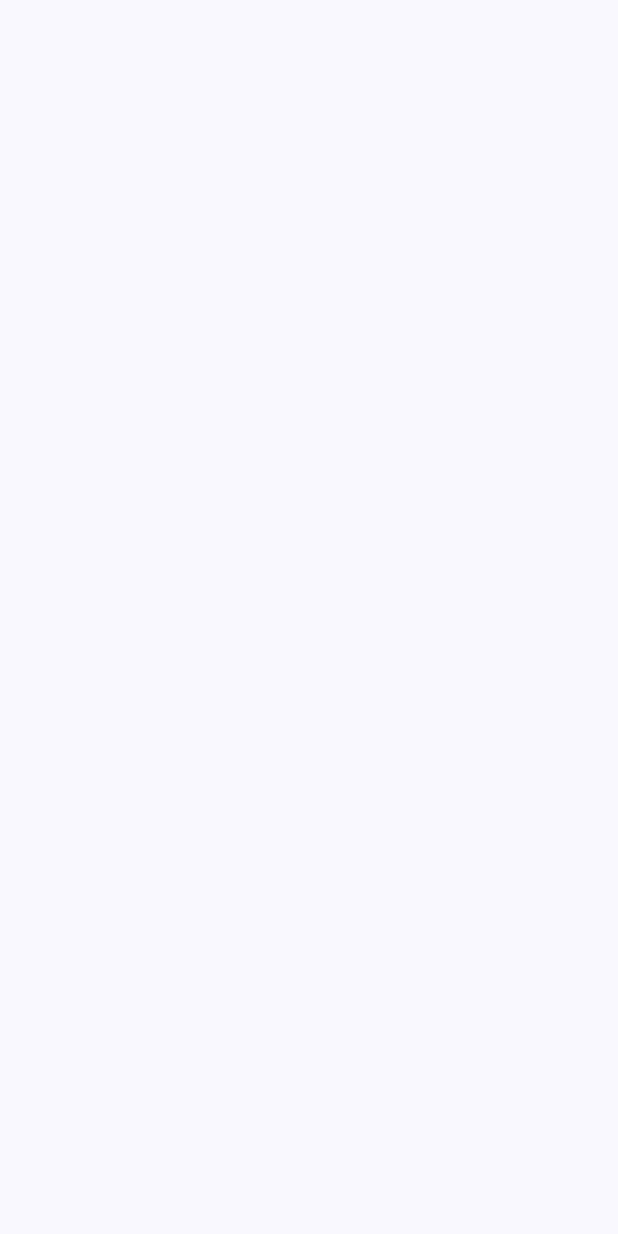
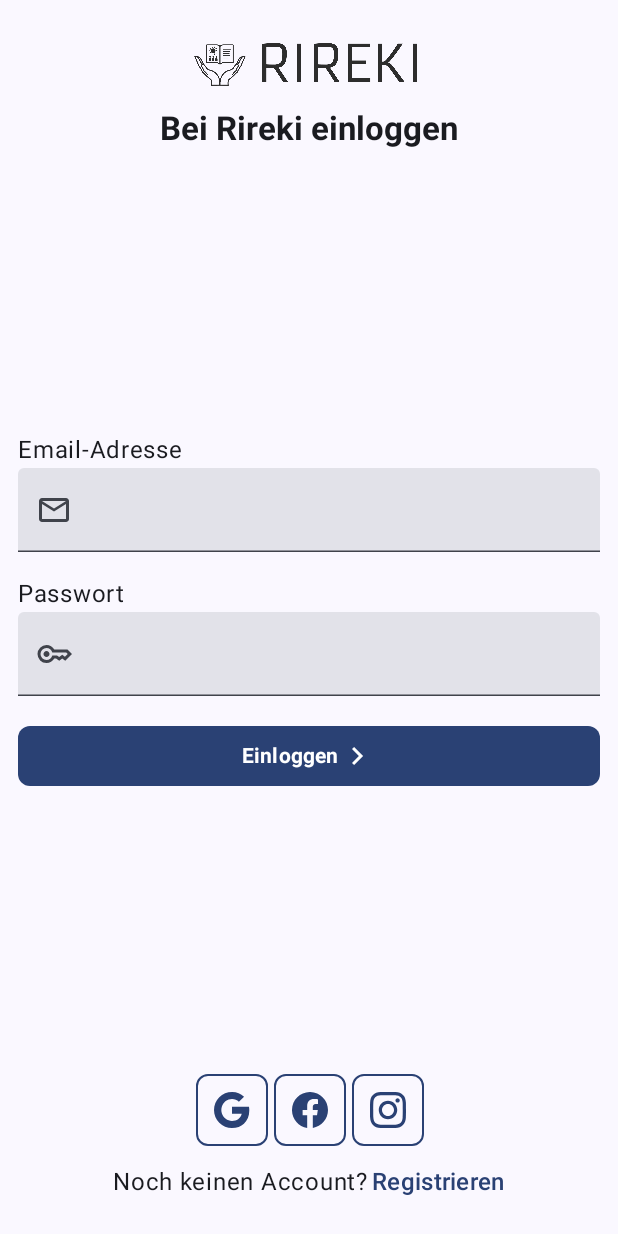
Before and after one commit to erikrei/Rireki, an Android app built with Jetpack Compose: the screen it shows after launch (MainActivity), on a phone screen of 412 x 824 dp. Before the commit the screen is empty. Run offline under Robolectric (Android 15) with nearby library versions, the phone set to English and light mode, and no system bars.

Commit message:
Grundstruktur der Authentifizierung - Einbinden von Navigation und Serialisierung, damit Benutzer in der Applikation navigieren kann, Serialisierung für vereinfachtes Einbinden der Navigation im Code - Verschiedene Resourcen hinzugefügt (Logo, Icons, Dimensionen, Strings) - Erste Grundstruktur der Authentifizierung mit Möglichkeit des Wechselns zwischen Login und Registrierung

```diff
--- a/app/build.gradle.kts
+++ b/app/build.gradle.kts
@@ -1,6 +1,7 @@
 plugins {
     alias(libs.plugins.androidApplication)
     alias(libs.plugins.jetbrainsKotlinAndroid)
+    alias(libs.plugins.kotlin.serialization)
 }
 
 android {
@@ -59,6 +60,8 @@ dependencies {
     implementation(libs.androidx.ui.graphics)
     implementation(libs.androidx.ui.tooling.preview)
     implementation(libs.androidx.material3)
+    implementation(libs.androidx.navigation.compose)
+    implementation(libs.kotlinx.serialization.json)
     testImplementation(libs.junit)
     androidTestImplementation(libs.androidx.junit)
     androidTestImplementation(libs.androidx.espresso.core)
--- a/app/src/main/java/com/example/rireki/MainActivity.kt
+++ b/app/src/main/java/com/example/rireki/MainActivity.kt
@@ -19,7 +19,7 @@ class MainActivity : ComponentActivity() {
                     modifier = Modifier.fillMaxSize(),
                     color = MaterialTheme.colorScheme.background
                 ) {
-
+                    MainRireki()
                 }
             }
         }
--- /dev/null
+++ b/app/src/main/java/com/example/rireki/MainRireki.kt
@@ -0,0 +1,23 @@
+package com.example.rireki
+
+import androidx.compose.runtime.Composable
+import androidx.navigation.NavHostController
+import androidx.navigation.compose.NavHost
+import androidx.navigation.compose.composable
+import androidx.navigation.compose.rememberNavController
+import com.example.rireki.data.objects.Authentication
+import com.example.rireki.ui.screens.AuthenticationScreen
+
+@Composable
+fun MainRireki(
+    navController: NavHostController = rememberNavController()
+) {
+    NavHost(
+        navController = navController,
+        startDestination = Authentication
+    ) {
+        composable<Authentication> {
+            AuthenticationScreen()
+        }
+    }
+}
--- /dev/null
+++ b/app/src/main/java/com/example/rireki/data/objects/Authentication.kt
@@ -0,0 +1,6 @@
+package com.example.rireki.data.objects
+
+import kotlinx.serialization.Serializable
+
+@Serializable
+object Authentication
--- /dev/null
+++ b/app/src/main/java/com/example/rireki/ui/components/Authentication.kt
@@ -0,0 +1,311 @@
+package com.example.rireki.ui.components
+
+import androidx.annotation.DrawableRes
+import androidx.annotation.StringRes
+import androidx.compose.foundation.Image
+import androidx.compose.foundation.border
+import androidx.compose.foundation.clickable
+import androidx.compose.foundation.layout.Arrangement
+import androidx.compose.foundation.layout.Box
+import androidx.compose.foundation.layout.Column
+import androidx.compose.foundation.layout.Row
+import androidx.compose.foundation.layout.fillMaxWidth
+import androidx.compose.foundation.layout.padding
+import androidx.compose.foundation.layout.size
+import androidx.compose.foundation.shape.RoundedCornerShape
+import androidx.compose.material3.Button
+import androidx.compose.material3.Icon
+import androidx.compose.material3.IconButton
+import androidx.compose.material3.MaterialTheme
+import androidx.compose.material3.Text
+import androidx.compose.material3.TextField
+import androidx.compose.runtime.Composable
+import androidx.compose.ui.Alignment
+import androidx.compose.ui.Modifier
+import androidx.compose.ui.res.dimensionResource
+import androidx.compose.ui.res.painterResource
+import androidx.compose.ui.res.stringResource
+import androidx.compose.ui.text.font.FontWeight
+import androidx.compose.ui.tooling.preview.Preview
+import androidx.compose.ui.unit.dp
+import com.example.rireki.R
+import com.example.rireki.ui.theme.RirekiTheme
+
+@Composable
+fun AuthHeader(
+    isLogin: Boolean,
+    modifier: Modifier = Modifier
+) {
+    val headerStringResource =
+        if (isLogin) R.string.login_header_text
+        else R.string.register_header_text
+
+    val headerText = stringResource(id = headerStringResource)
+
+    Column(
+        modifier = modifier,
+        horizontalAlignment = Alignment.CenterHorizontally
+    ) {
+        Image(
+            painter = painterResource(id = R.drawable.logo),
+            contentDescription = null,
+//            colorFilter = ColorFilter.tint(
+//                MaterialTheme.colorScheme.primary
+//            ),
+            modifier = Modifier
+                .padding(
+                    bottom = dimensionResource(id = R.dimen.auth_component_padding)
+                )
+                .size(
+                    width = 160.dp,
+                    height = 40.dp
+                )
+        )
+        Text(
+            text = headerText,
+            style = MaterialTheme.typography.titleLarge,
+            fontWeight = FontWeight.Bold,
+//            color = MaterialTheme.colorScheme.primary
+        )
+    }
+}
+
+@Composable
+fun AuthTextField(
+    value: String,
+    onValueChange: (String) -> Unit,
+    @StringRes label: Int,
+    @DrawableRes fieldIcon: Int,
+    modifier: Modifier = Modifier
+) {
+    Column(
+        modifier = modifier
+    ) {
+        Text(
+            text = stringResource(id = label)
+        )
+        TextField(
+            value = value,
+            onValueChange = onValueChange,
+            singleLine = true,
+            leadingIcon = {
+                Icon(
+                    painter = painterResource(id = fieldIcon),
+                    contentDescription = null
+                )
+            },
+            modifier = Modifier
+                .fillMaxWidth()
+        )
+    }
+}
+
+@Composable
+fun AuthSubmitButton(
+    isLogin: Boolean,
+    onClick: () -> Unit,
+    modifier: Modifier = Modifier
+) {
+    val buttonStringResource =
+        if (isLogin) R.string.login_text
+            else R.string.register_text
+
+    val buttonText = stringResource(id = buttonStringResource)
+
+    Button(
+        onClick = onClick,
+        shape = RoundedCornerShape(
+            dimensionResource(id = R.dimen.auth_button_shape_size)
+        ),
+        modifier = modifier
+    ) {
+        Row(
+            verticalAlignment = Alignment.CenterVertically
+        ) {
+            Text(
+                text = buttonText,
+                fontWeight = FontWeight.Bold
+            )
+            Icon(
+                painter = painterResource(id = R.drawable.arrow_right_24),
+                contentDescription = null
+            )
+        }
+    }
+}
+
+@Composable
+fun AuthSocialButton(
+    @DrawableRes socialIcon: Int,
+    onClick: () -> Unit,
+    modifier: Modifier = Modifier
+) {
+    IconButton(
+        onClick = onClick,
+        modifier = modifier
+            .border(
+                width = dimensionResource(id = R.dimen.auth_social_border_width),
+                color = MaterialTheme.colorScheme.primary,
+                shape = RoundedCornerShape(
+                    dimensionResource(id = R.dimen.auth_button_shape_size)
+                )
+            )
+    ) {
+        Icon(
+            painter = painterResource(id = socialIcon),
+            tint = MaterialTheme.colorScheme.primary,
+            contentDescription = null
+        )
+    }
+}
+
+@Composable
+fun AuthSocialRow(
+    modifier: Modifier = Modifier
+) {
+    Box(
+        contentAlignment = Alignment.Center,
+        modifier = modifier
+    ){
+        Row(
+            horizontalArrangement = Arrangement.spacedBy(
+                dimensionResource(id = R.dimen.auth_social_padding)
+            ),
+        ) {
+            AuthSocialButton(
+                socialIcon = R.drawable.google_icon,
+                onClick = { /*TODO*/ }
+            )
+            AuthSocialButton(
+                socialIcon = R.drawable.facebook_icon,
+                onClick = { /*TODO*/ }
+            )
+            AuthSocialButton(
+                socialIcon = R.drawable.instagram_icon,
+                onClick = { /*TODO*/ }
+            )
+        }
+    }
+}
+
+@Composable
+fun AuthSwitch(
+    isLogin: Boolean,
+    onAuthSwitch: () -> Unit,
+    modifier: Modifier = Modifier
+) {
+    val infoStringResource =
+        if (isLogin) R.string.info_register_text
+            else R.string.info_login_text
+
+    val infoText = stringResource(id = infoStringResource)
+
+    val switchAuthStringResource =
+        if (isLogin) R.string.register_text
+            else R.string.login_text
+
+    val switchAuthText = stringResource(id = switchAuthStringResource)
+
+    Row(
+        modifier = modifier
+    ) {
+        Text(
+            text = infoText
+        )
+        Text(
+            text = switchAuthText,
+            style = MaterialTheme.typography.titleMedium,
+            color = MaterialTheme.colorScheme.primary,
+            modifier = Modifier
+                .padding(
+                    start = dimensionResource(id = R.dimen.auth_info_padding)
+                )
+                .clickable { onAuthSwitch() }
+        )
+    }
+}
+
+@Composable
+fun AuthFooter(
+    isLogin: Boolean,
+    onAuthSwitch: () -> Unit,
+    modifier: Modifier = Modifier
+) {
+    Column(
+        verticalArrangement = Arrangement.spacedBy(
+            dimensionResource(id = R.dimen.auth_footer_padding)
+        ),
+        modifier = modifier
+    ) {
+        AuthSocialRow(
+            modifier = Modifier
+                .align(Alignment.CenterHorizontally)
+        )
+        AuthSwitch(
+            isLogin = isLogin,
+            onAuthSwitch = onAuthSwitch
+        )
+    }
+}
+
+@Preview
+@Composable
+fun AuthFooterPreview() {
+    RirekiTheme {
+        AuthFooter(
+            isLogin = true,
+            onAuthSwitch = { }
+        )
+    }
+}
+
+@Preview
+@Composable
+fun AuthSocialRowPreview() {
+    RirekiTheme {
+        AuthSocialRow()
+    }
+}
+
+@Preview
+@Composable
+fun AuthSocialButtonPreview() {
+    RirekiTheme {
+        AuthSocialButton(
+            socialIcon = R.drawable.google_icon,
+            onClick = { /*TODO*/ }
+        )
+    }
+}
+
+@Preview
+@Composable
+fun AuthSubmitButtonPreview() {
+    RirekiTheme {
+        AuthSubmitButton(
+            isLogin = true,
+            onClick = { /*TODO*/ }
+        )
+    }
+}
+
+@Preview
+@Composable
+fun AuthLabelPreview() {
+    RirekiTheme {
+        AuthTextField(
+            value = "",
+            onValueChange = { },
+            label = R.string.email_label,
+            fieldIcon = R.drawable.mail_24
+        )
+    }
+}
+
+@Preview
+@Composable
+fun AuthHeaderPreview() {
+    RirekiTheme {
+        AuthHeader(isLogin = true)
+    }
+}
--- /dev/null
+++ b/app/src/main/java/com/example/rireki/ui/screens/Authentication.kt
@@ -0,0 +1,97 @@
+package com.example.rireki.ui.screens
+
+import androidx.compose.foundation.layout.Arrangement
+import androidx.compose.foundation.layout.Column
+import androidx.compose.foundation.layout.fillMaxSize
+import androidx.compose.foundation.layout.fillMaxWidth
+import androidx.compose.foundation.layout.padding
+import androidx.compose.runtime.Composable
+import androidx.compose.runtime.getValue
+import androidx.compose.runtime.mutableStateOf
+import androidx.compose.runtime.remember
+import androidx.compose.runtime.setValue
+import androidx.compose.ui.Alignment
+import androidx.compose.ui.Modifier
+import androidx.compose.ui.res.dimensionResource
+import androidx.compose.ui.tooling.preview.Preview
+import androidx.compose.ui.unit.dp
+import com.example.rireki.R
+import com.example.rireki.ui.components.AuthFooter
+import com.example.rireki.ui.components.AuthHeader
+import com.example.rireki.ui.components.AuthSubmitButton
+import com.example.rireki.ui.components.AuthTextField
+import com.example.rireki.ui.theme.RirekiTheme
+
+@Composable
+fun AuthenticationScreen(
+    modifier: Modifier = Modifier
+) {
+    var isLogin by remember {
+        mutableStateOf(true)
+    }
+
+    var email by remember {
+        mutableStateOf("")
+    }
+
+    var password by remember {
+        mutableStateOf("")
+    }
+
+    val toggleIsLogin: () -> Unit = {
+        isLogin = !isLogin
+    }
+
+    Column(
+        horizontalAlignment = Alignment.CenterHorizontally,
+        verticalArrangement = Arrangement.SpaceBetween,
+        modifier = modifier
+            .fillMaxSize()
+            .padding(
+                horizontal = dimensionResource(id = R.dimen.auth_horizontal_padding),
+                vertical = dimensionResource(id = R.dimen.auth_vertical_padding)
+            )
+    ) {
+        AuthHeader(
+            isLogin = isLogin
+        )
+        Column(
+            verticalArrangement = Arrangement.spacedBy(
+                16.dp
+            ),
+            modifier = Modifier
+                .fillMaxWidth()
+        ) {
+            AuthTextField(
+                value = email,
+                onValueChange = { email = it},
+                label = R.string.email_label,
+                fieldIcon = R.drawable.mail_24,
+            )
+            AuthTextField(
+                value = password,
+                onValueChange = { password = it},
+                label = R.string.password_label,
+                fieldIcon = R.drawable.key_24
+            )
+            AuthSubmitButton(
+                isLogin = isLogin,
+                onClick = { /*TODO*/ },
+                modifier = Modifier
+                    .fillMaxWidth()
+            )
+        }
+        AuthFooter(
+            isLogin = isLogin,
+            onAuthSwitch = toggleIsLogin
+        )
+    }
+}
+
+@Composable
+@Preview(showSystemUi = true)
+fun AuthenticationScreenPreview() {
+    RirekiTheme {
+        AuthenticationScreen()
+    }
+}
--- /dev/null
+++ b/app/src/main/res/drawable/arrow_right_24.xml
@@ -0,0 +1,9 @@
+<vector xmlns:android="http://schemas.android.com/apk/res/android"
+    android:width="24dp"
+    android:height="24dp"
+    android:viewportWidth="960"
+    android:viewportHeight="960">
+  <path
+      android:pathData="M504,480 L320,296l56,-56 240,240 -240,240 -56,-56 184,-184Z"
+      android:fillColor="#e8eaed"/>
+</vector>
--- /dev/null
+++ b/app/src/main/res/drawable/facebook_icon.xml
@@ -0,0 +1,5 @@
+<vector xmlns:android="http://schemas.android.com/apk/res/android" android:autoMirrored="true" android:height="24dp" android:viewportHeight="16" android:viewportWidth="16" android:width="24dp">
+
+    <path android:fillColor="#e8eaed" android:pathData="M16,8.049c0,-4.446 -3.582,-8.05 -8,-8.05C3.58,0 -0.002,3.603 -0.002,8.05c0,4.017 2.926,7.347 6.75,7.951v-5.625h-2.03V8.05H6.75V6.275c0,-2.017 1.195,-3.131 3.022,-3.131 0.876,0 1.791,0.157 1.791,0.157v1.98h-1.009c-0.993,0 -1.303,0.621 -1.303,1.258v1.51h2.218l-0.354,2.326H9.25V16c3.824,-0.604 6.75,-3.934 6.75,-7.951"/>
+
+</vector>
--- /dev/null
+++ b/app/src/main/res/drawable/google_icon.xml
@@ -0,0 +1,5 @@
+<vector xmlns:android="http://schemas.android.com/apk/res/android" android:autoMirrored="true" android:height="24dp" android:viewportHeight="16" android:viewportWidth="16" android:width="24dp">
+
+    <path android:fillColor="#e8eaed" android:pathData="M15.545,6.558a9.4,9.4 0,0 1,0.139 1.626c0,2.434 -0.87,4.492 -2.384,5.885h0.002C11.978,15.292 10.158,16 8,16A8,8 0,1 1,8 0a7.7,7.7 0,0 1,5.352 2.082l-2.284,2.284A4.35,4.35 0,0 0,8 3.166c-2.087,0 -3.86,1.408 -4.492,3.304a4.8,4.8 0,0 0,0 3.063h0.003c0.635,1.893 2.405,3.301 4.492,3.301 1.078,0 2.004,-0.276 2.722,-0.764h-0.003a3.7,3.7 0,0 0,1.599 -2.431H8v-3.08z" />
+
+</vector>
--- /dev/null
+++ b/app/src/main/res/drawable/instagram_icon.xml
@@ -0,0 +1,9 @@
+<vector xmlns:android="http://schemas.android.com/apk/res/android"
+    android:width="24dp"
+    android:height="24dp"
+    android:viewportWidth="24"
+    android:viewportHeight="24">
+  <path
+      android:fillColor="#e8eaed"
+      android:pathData="M12,2.163c3.204,0 3.584,0.012 4.85,0.07 3.252,0.148 4.771,1.691 4.919,4.919 0.058,1.265 0.069,1.645 0.069,4.849 0,3.205 -0.012,3.584 -0.069,4.849 -0.149,3.225 -1.664,4.771 -4.919,4.919 -1.266,0.058 -1.644,0.07 -4.85,0.07 -3.204,0 -3.584,-0.012 -4.849,-0.07 -3.26,-0.149 -4.771,-1.699 -4.919,-4.92 -0.058,-1.265 -0.07,-1.644 -0.07,-4.849 0,-3.204 0.013,-3.583 0.07,-4.849 0.149,-3.227 1.664,-4.771 4.919,-4.919 1.266,-0.057 1.645,-0.069 4.849,-0.069zM12,0c-3.259,0 -3.667,0.014 -4.947,0.072 -4.358,0.2 -6.78,2.618 -6.98,6.98 -0.059,1.281 -0.073,1.689 -0.073,4.948 0,3.259 0.014,3.668 0.072,4.948 0.2,4.358 2.618,6.78 6.98,6.98 1.281,0.058 1.689,0.072 4.948,0.072 3.259,0 3.668,-0.014 4.948,-0.072 4.354,-0.2 6.782,-2.618 6.979,-6.98 0.059,-1.28 0.073,-1.689 0.073,-4.948 0,-3.259 -0.014,-3.667 -0.072,-4.947 -0.196,-4.354 -2.617,-6.78 -6.979,-6.98 -1.281,-0.059 -1.69,-0.073 -4.949,-0.073zM12,5.838c-3.403,0 -6.162,2.759 -6.162,6.162s2.759,6.163 6.162,6.163 6.162,-2.759 6.162,-6.163c0,-3.403 -2.759,-6.162 -6.162,-6.162zM12,16c-2.209,0 -4,-1.79 -4,-4 0,-2.209 1.791,-4 4,-4s4,1.791 4,4c0,2.21 -1.791,4 -4,4zM18.406,4.155c-0.796,0 -1.441,0.645 -1.441,1.44s0.645,1.44 1.441,1.44c0.795,0 1.439,-0.645 1.439,-1.44s-0.644,-1.44 -1.439,-1.44z"/>
+</vector>
--- /dev/null
+++ b/app/src/main/res/drawable/key_24.xml
@@ -0,0 +1,9 @@
+<vector xmlns:android="http://schemas.android.com/apk/res/android"
+    android:width="24dp"
+    android:height="24dp"
+    android:viewportWidth="960"
+    android:viewportHeight="960">
+  <path
+      android:pathData="M280,560q-33,0 -56.5,-23.5T200,480q0,-33 23.5,-56.5T280,400q33,0 56.5,23.5T360,480q0,33 -23.5,56.5T280,560ZM280,720q-100,0 -170,-70T40,480q0,-100 70,-170t170,-70q67,0 121.5,33t86.5,87h352l120,120 -180,180 -80,-60 -80,60 -85,-60h-47q-32,54 -86.5,87T280,720ZM280,640q56,0 98.5,-34t56.5,-86h125l58,41 82,-61 71,55 75,-75 -40,-40L435,440q-14,-52 -56.5,-86T280,320q-66,0 -113,47t-47,113q0,66 47,113t113,47Z"
+      android:fillColor="#e8eaed"/>
+</vector>
--- /dev/null
+++ b/app/src/main/res/drawable/mail_24.xml
@@ -0,0 +1,9 @@
+<vector xmlns:android="http://schemas.android.com/apk/res/android"
+    android:width="24dp"
+    android:height="24dp"
+    android:viewportWidth="960"
+    android:viewportHeight="960">
+  <path
+      android:pathData="M160,800q-33,0 -56.5,-23.5T80,720v-480q0,-33 23.5,-56.5T160,160h640q33,0 56.5,23.5T880,240v480q0,33 -23.5,56.5T800,800L160,800ZM480,520L160,320v400h640v-400L480,520ZM480,440 L800,240L160,240l320,200ZM160,320v-80,480 -400Z"
+      android:fillColor="#e8eaed"/>
+</vector>
--- /dev/null
+++ b/app/src/main/res/values/dimen.xml
@@ -0,0 +1,12 @@
+<?xml version="1.0" encoding="utf-8"?>
+<resources>
+    <!--  Authentifizierung  -->
+    <dimen name="auth_horizontal_padding">12.dp</dimen>
+    <dimen name="auth_vertical_padding">24.dp</dimen>
+    <dimen name="auth_component_padding">8.dp</dimen>
+    <dimen name="auth_button_shape_size">8.dp</dimen>
+    <dimen name="auth_social_border_width">1.dp</dimen>
+    <dimen name="auth_social_padding">4.dp</dimen>
+    <dimen name="auth_footer_padding">12.dp</dimen>
+    <dimen name="auth_info_padding">2.dp</dimen>
+</resources>
--- a/app/src/main/res/values/strings.xml
+++ b/app/src/main/res/values/strings.xml
@@ -1,3 +1,13 @@
 <resources>
     <string name="app_name">Rireki</string>
+
+    <!--  Authentifizierung  -->
+    <string name="login_header_text">Bei Rireki einloggen</string>
+    <string name="register_header_text">Auf Rireki registrieren</string>
+    <string name="email_label">Email-Adresse</string>
+    <string name="password_label">Passwort</string>
+    <string name="login_text">Einloggen</string>
+    <string name="register_text">Registrieren</string>
+    <string name="info_login_text">Bereits registriert?</string>
+    <string name="info_register_text">Noch keinen Account?</string>
 </resources>
--- a/gradle/libs.versions.toml
+++ b/gradle/libs.versions.toml
@@ -8,9 +8,12 @@ espressoCore = "3.6.1"
 lifecycleRuntimeKtx = "2.8.6"
 activityCompose = "1.9.2"
 composeBom = "2023.08.00"
+navigationCompose = "2.8.4"
+serialization = "1.6.3"
 
 [libraries]
 androidx-core-ktx = { group = "androidx.core", name = "core-ktx", version.ref = "coreKtx" }
+androidx-navigation-compose = { module = "androidx.navigation:navigation-compose", version.ref = "navigationCompose" }
 junit = { group = "junit", name = "junit", version.ref = "junit" }
 androidx-junit = { group = "androidx.test.ext", name = "junit", version.ref = "junitVersion" }
 androidx-espresso-core = { group = "androidx.test.espresso", name = "espresso-core", version.ref = "espressoCore" }
@@ -24,7 +27,9 @@ androidx-ui-tooling-preview = { group = "androidx.compose.ui", name = "ui-toolin
 androidx-ui-test-manifest = { group = "androidx.compose.ui", name = "ui-test-manifest" }
 androidx-ui-test-junit4 = { group = "androidx.compose.ui", name = "ui-test-junit4" }
 androidx-material3 = { group = "androidx.compose.material3", name = "material3" }
+kotlinx-serialization-json = { module = "org.jetbrains.kotlinx:kotlinx-serialization-json", version.ref = "serialization"}
 
 [plugins]
 androidApplication = { id = "com.android.application", version.ref = "agp" }
 jetbrainsKotlinAndroid = { id = "org.jetbrains.kotlin.android", version.ref = "kotlin" }
+kotlin-serialization = { id = "org.jetbrains.kotlin.plugin.serialization", version.ref = "kotlin" }
```
Also changed, not shown: app/src/main/res/drawable/logo.png (added).
